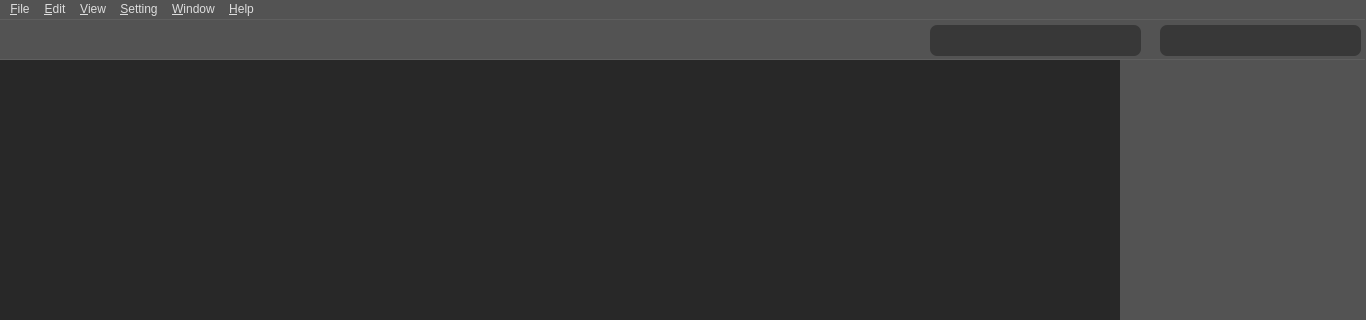
Old version of the form resource/gui/GUI.ui in the repository dthung1602/NetworkVisualization; both pictures show x 0 to 1366 and y 0 to 320 of the 1366 by 835 pixel window.
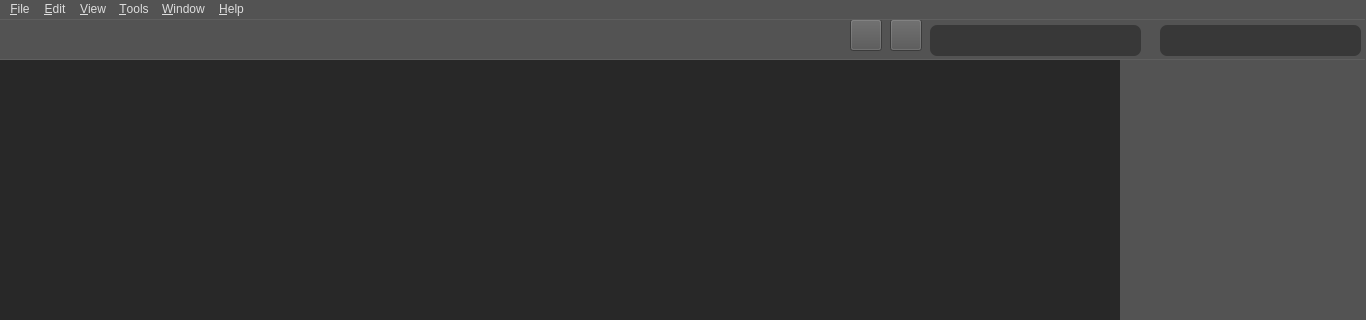
New version of the form. Icons and pictures are not drawn.

Commit message: Add find shortest path mode

Patch:
```diff
--- a/resource/gui/GUI.ui
+++ b/resource/gui/GUI.ui
@@ -424,6 +424,94 @@
 </string>
      </property>
     </widget>
+    <widget class="QToolButton" name="findShortestPathBtn">
+     <property name="geometry">
+      <rect>
+       <x>890</x>
+       <y>0</y>
+       <width>32</width>
+       <height>32</height>
+      </rect>
+     </property>
+     <property name="toolTip">
+      <string>&lt;html&gt;&lt;head/&gt;&lt;body&gt;&lt;p&gt;Reset zoom&lt;/p&gt;&lt;/body&gt;&lt;/html&gt;</string>
+     </property>
+     <property name="whatsThis">
+      <string>&lt;html&gt;&lt;head/&gt;&lt;body&gt;&lt;p&gt;&lt;span style=&quot; color:#ffffff;&quot;&gt;Add nodes&lt;/span&gt;&lt;/p&gt;&lt;/body&gt;&lt;/html&gt;</string>
+     </property>
+     <property name="styleSheet">
+      <string notr="true">#zoom_reset_btn{
+background-color: transparent;
+border-image: url(&quot;resource/gui/tool/zoom-reset.png&quot;);
+background: none;
+border-radius: 3px;
+background-repeat: none;
+}
+#zoom_reset_btn:hover{
+background-color: #454545;
+border-radius: 3px;
+border-image: url(&quot;resource/gui/tool/zoom-reset.png&quot;);
+}
+#zoom_reset_btn:pressed{
+background-color: #383838;
+border-radius: 3px;
+border-image: url(&quot;resource/gui/tool/zoom-reset.png&quot;);
+}</string>
+     </property>
+     <property name="text">
+      <string/>
+     </property>
+     <property name="iconSize">
+      <size>
+       <width>16</width>
+       <height>16</height>
+      </size>
+     </property>
+    </widget>
+    <widget class="QToolButton" name="editBtn">
+     <property name="geometry">
+      <rect>
+       <x>850</x>
+       <y>0</y>
+       <width>32</width>
+       <height>32</height>
+      </rect>
+     </property>
+     <property name="toolTip">
+      <string>&lt;html&gt;&lt;head/&gt;&lt;body&gt;&lt;p&gt;Reset zoom&lt;/p&gt;&lt;/body&gt;&lt;/html&gt;</string>
+     </property>
+     <property name="whatsThis">
+      <string>&lt;html&gt;&lt;head/&gt;&lt;body&gt;&lt;p&gt;&lt;span style=&quot; color:#ffffff;&quot;&gt;Add nodes&lt;/span&gt;&lt;/p&gt;&lt;/body&gt;&lt;/html&gt;</string>
+     </property>
+     <property name="styleSheet">
+      <string notr="true">#zoom_reset_btn{
+background-color: transparent;
+border-image: url(&quot;resource/gui/tool/zoom-reset.png&quot;);
+background: none;
+border-radius: 3px;
+background-repeat: none;
+}
+#zoom_reset_btn:hover{
+background-color: #454545;
+border-radius: 3px;
+border-image: url(&quot;resource/gui/tool/zoom-reset.png&quot;);
+}
+#zoom_reset_btn:pressed{
+background-color: #383838;
+border-radius: 3px;
+border-image: url(&quot;resource/gui/tool/zoom-reset.png&quot;);
+}</string>
+     </property>
+     <property name="text">
+      <string/>
+     </property>
+     <property name="iconSize">
+      <size>
+       <width>16</width>
+       <height>16</height>
+      </size>
+     </property>
+    </widget>
    </widget>
    <widget class="Line" name="line_3">
     <property name="geometry">
@@ -468,7 +556,7 @@
      <x>0</x>
      <y>0</y>
      <width>1366</width>
-     <height>26</height>
+     <height>22</height>
     </rect>
    </property>
    <property name="sizePolicy">
@@ -504,9 +592,9 @@
     <addaction name="actionZoom_Out"/>
     <addaction name="actionReset_Zoom"/>
    </widget>
-   <widget class="QMenu" name="menu_Setting">
+   <widget class="QMenu" name="menu_Tools">
     <property name="title">
-     <string>&amp;Setting</string>
+     <string>&amp;Tools</string>
     </property>
    </widget>
    <widget class="QMenu" name="menu_Window">
@@ -524,7 +612,7 @@
    <addaction name="menu_File"/>
    <addaction name="menu_Edit"/>
    <addaction name="menu_View"/>
-   <addaction name="menu_Setting"/>
+   <addaction name="menu_Tools"/>
    <addaction name="menu_Window"/>
    <addaction name="menu_Help"/>
   </widget>
```
Left out of the diff: 12 changed lines with no effect on the pictures. The commit also changes 4 other files.
